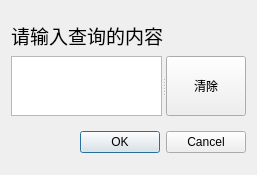
Above: codesets/cdialogasktext.ui from weilaidb/codetools before the change. Below: the same form after it.
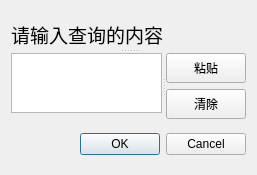
That is the form after the change.

Commit message: 对话框 add 粘贴

Patch:
```diff
--- a/codesets/cdialogasktext.ui
+++ b/codesets/cdialogasktext.ui
@@ -15,8 +15,10 @@
   </property>
   <layout class="QGridLayout" name="gridLayout">
    <item row="0" column="0">
-    <layout class="QVBoxLayout" name="verticalLayout">
-     <item>
+    <widget class="QSplitter" name="splitter_2">
+     <property name="orientation">
+      <enum>Qt::Vertical</enum>
+     </property>
       <widget class="QLabel" name="label">
        <property name="sizePolicy">
         <sizepolicy hsizetype="Preferred" vsizetype="Fixed">
@@ -46,8 +48,6 @@
         <string>请输入查询的内容</string>
        </property>
       </widget>
-     </item>
-     <item>
       <widget class="QSplitter" name="splitter">
        <property name="orientation">
         <enum>Qt::Horizontal</enum>
@@ -72,7 +72,29 @@
          </size>
         </property>
        </widget>
-       <widget class="QPushButton" name="pushButton">
+      <widget class="QWidget" name="">
+       <layout class="QVBoxLayout" name="verticalLayout">
+        <item>
+         <widget class="QPushButton" name="pushButton_paste">
+          <property name="minimumSize">
+           <size>
+            <width>0</width>
+            <height>30</height>
+           </size>
+          </property>
+          <property name="maximumSize">
+           <size>
+            <width>16777215</width>
+            <height>60</height>
+           </size>
+          </property>
+          <property name="text">
+           <string>粘贴</string>
+          </property>
+         </widget>
+        </item>
+        <item>
+         <widget class="QPushButton" name="pushButton_clear">
         <property name="minimumSize">
          <size>
           <width>0</width>
@@ -89,9 +111,11 @@
          <string>清除</string>
         </property>
        </widget>
-      </widget>
-     </item>
-    </layout>
+        </item>
+       </layout>
+      </widget>
+     </widget>
+    </widget>
    </item>
    <item row="1" column="0">
     <widget class="QDialogButtonBox" name="buttonBox">
```
Lines whose indentation alone changed are shown as unchanged. The commit also changes 5 other files.
